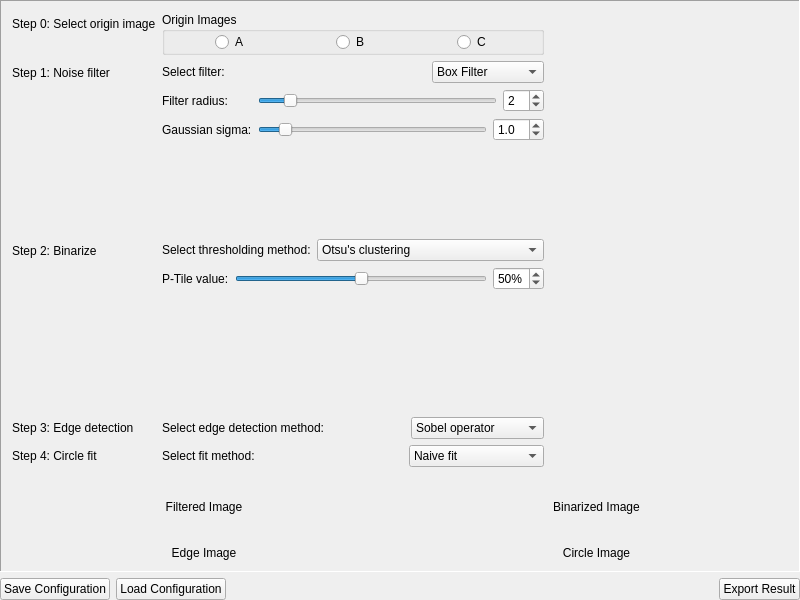
Before: the Qt Designer form cpp-qt/mainpanel.ui in miRoox/MEMS-oriented-image-testing-technology, drawn with Qt 5.
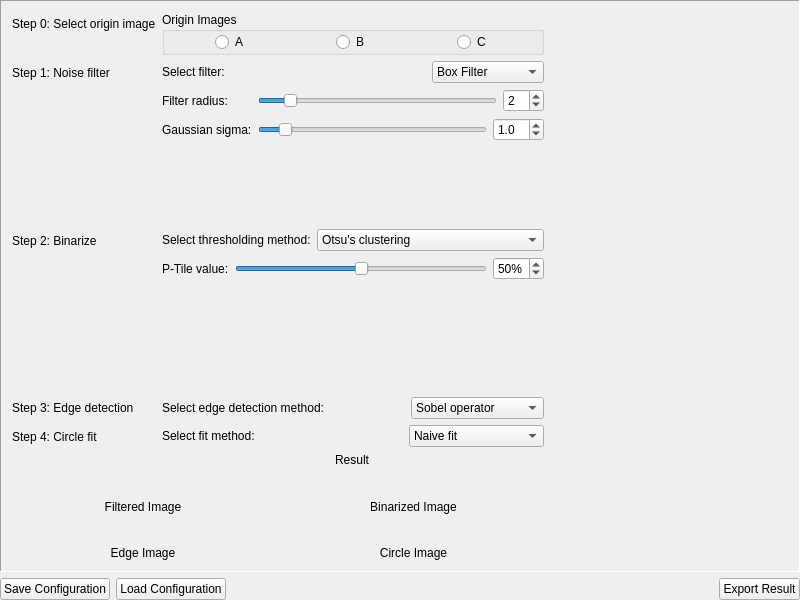
After: the same form once the commit is applied. Icons and pictures are not drawn.

Commit message: adjust the layout

```diff
--- a/cpp-qt/mainpanel.ui
+++ b/cpp-qt/mainpanel.ui
@@ -40,10 +40,10 @@
         <height>567</height>
        </rect>
       </property>
-      <layout class="QVBoxLayout" name="verticalLayout_4">
-       <item>
         <layout class="QHBoxLayout" name="horizontalLayout_11">
          <item>
+        <layout class="QVBoxLayout" name="verticalLayout_4">
+         <item>
           <layout class="QFormLayout" name="formLayout">
            <property name="leftMargin">
             <number>2</number>
@@ -525,6 +525,8 @@
             </widget>
            </item>
            <item row="4" column="1">
+            <layout class="QVBoxLayout" name="verticalLayout_5">
+             <item>
             <layout class="QHBoxLayout" name="horizontalLayout_10">
              <item alignment="Qt::AlignLeft">
               <widget class="QLabel" name="labelCF">
@@ -554,25 +556,22 @@
              </item>
             </layout>
            </item>
-          </layout>
-         </item>
-         <item>
-          <spacer name="horizontalSpacer_2">
-           <property name="orientation">
-            <enum>Qt::Horizontal</enum>
-           </property>
-           <property name="sizeHint" stdset="0">
-            <size>
-             <width>40</width>
-             <height>20</height>
-            </size>
-           </property>
-          </spacer>
+             <item alignment="Qt::AlignHCenter">
+              <widget class="QLabel" name="labelResult">
+               <property name="text">
+                <string notr="true">Result</string>
+               </property>
+              </widget>
+             </item>
+            </layout>
          </item>
         </layout>
        </item>
        <item>
         <layout class="QGridLayout" name="gridLayout_2">
+           <property name="sizeConstraint">
+            <enum>QLayout::SetMinimumSize</enum>
+           </property>
          <property name="leftMargin">
           <number>2</number>
          </property>
@@ -595,8 +594,8 @@
              <property name="text">
               <string/>
              </property>
-             <property name="scaledContents">
-              <bool>true</bool>
+               <property name="alignment">
+                <set>Qt::AlignCenter</set>
              </property>
             </widget>
            </item>
@@ -619,8 +618,8 @@
              <property name="text">
               <string/>
              </property>
-             <property name="scaledContents">
-              <bool>true</bool>
+               <property name="alignment">
+                <set>Qt::AlignCenter</set>
              </property>
             </widget>
            </item>
@@ -643,8 +642,8 @@
              <property name="text">
               <string/>
              </property>
-             <property name="scaledContents">
-              <bool>true</bool>
+               <property name="alignment">
+                <set>Qt::AlignCenter</set>
              </property>
             </widget>
            </item>
@@ -667,8 +666,8 @@
              <property name="text">
               <string/>
              </property>
-             <property name="scaledContents">
-              <bool>true</bool>
+               <property name="alignment">
+                <set>Qt::AlignCenter</set>
              </property>
             </widget>
            </item>
@@ -685,6 +684,21 @@
           </layout>
          </item>
         </layout>
+         </item>
+        </layout>
+       </item>
+       <item>
+        <spacer name="horizontalSpacer_2">
+         <property name="orientation">
+          <enum>Qt::Horizontal</enum>
+         </property>
+         <property name="sizeHint" stdset="0">
+          <size>
+           <width>40</width>
+           <height>20</height>
+          </size>
+         </property>
+        </spacer>
        </item>
       </layout>
      </widget>
```
Lines whose indentation alone changed are shown as unchanged.
